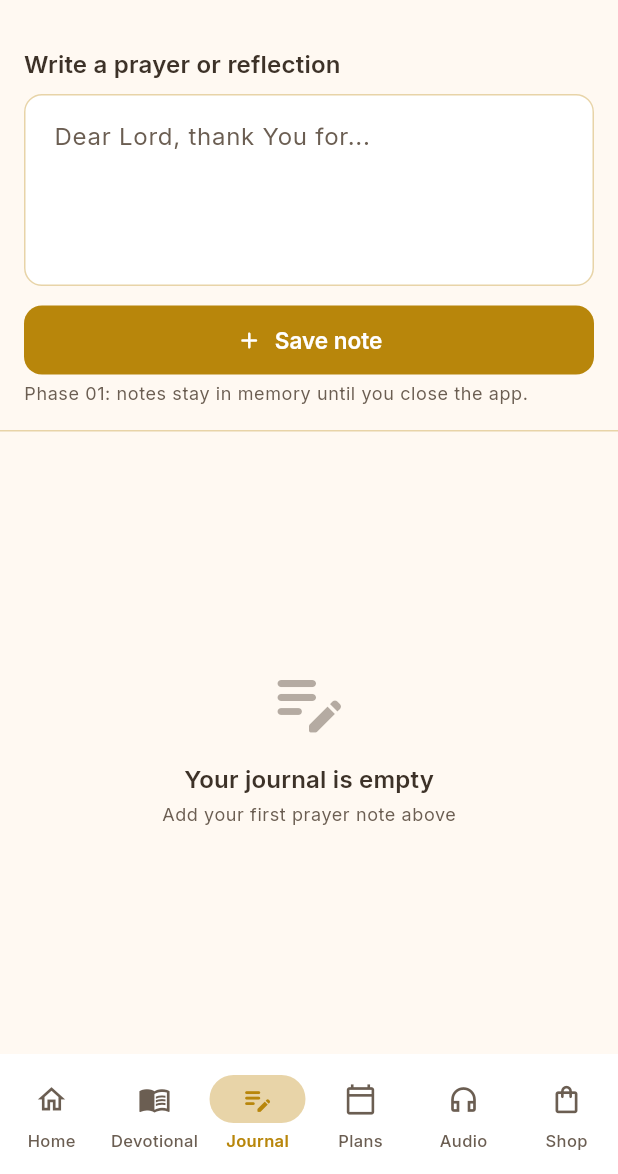
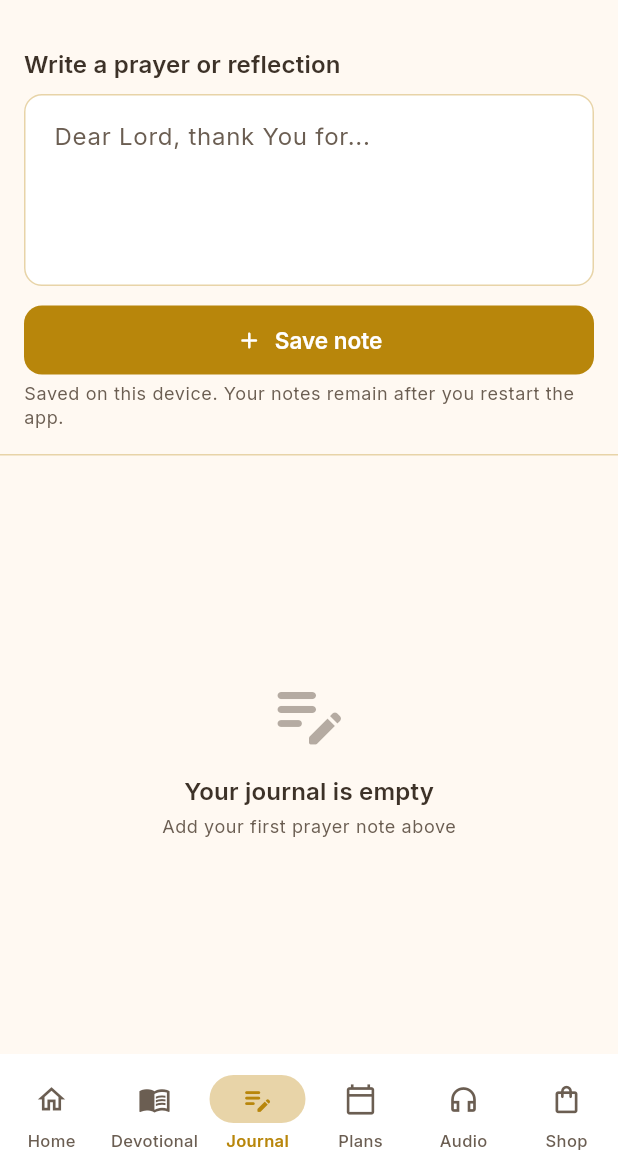
Before and after one commit to versestudio-apps/verselight, a Flutter app: the screen it shows after launch, item 3 of the bottom bar chosen, after a tap on "Save note", on a phone screen of 412 x 824 dp, the part 62-1236 px from its top. Run offline on Flutter 3.47's test engine with Material 3 defaults, Android fonts, the phone set to English and light mode, and no system bars; our stand-ins replace firebase_core, google_fonts, shared_preferences; accounts and stored records are empty.

Commit message:
feat: add local persistence and secure AI placeholder

```diff
--- a/lib/app.dart
+++ b/lib/app.dart
@@ -1,5 +1,6 @@
 import 'package:flutter/material.dart';
 
+import 'services/local_storage_service.dart';
 import 'state/app_state.dart';
 import 'utils/routes.dart';
 import 'utils/theme.dart';
@@ -15,6 +16,23 @@ class VerseLightApp extends StatefulWidget {
 
 class _VerseLightAppState extends State<VerseLightApp> {
   late final AppState _appState = AppState();
+  bool _ready = false;
+
+  @override
+  void initState() {
+    super.initState();
+    _bootstrap();
+  }
+
+  Future<void> _bootstrap() async {
+    try {
+      await LocalStorageService.instance.initialize();
+      await _appState.loadFromStorage();
+    } catch (e, st) {
+      debugPrint('[VerseLightApp] bootstrap failed: $e\n$st');
+    }
+    if (mounted) setState(() => _ready = true);
+  }
 
   @override
   void dispose() {
@@ -24,6 +42,16 @@ class _VerseLightAppState extends State<VerseLightApp> {
 
   @override
   Widget build(BuildContext context) {
+    if (!_ready) {
+      return MaterialApp(
+        debugShowCheckedModeBanner: false,
+        theme: AppTheme.lightTheme,
+        home: const Scaffold(
+          body: Center(child: CircularProgressIndicator()),
+        ),
+      );
+    }
+
     return AppStateScope(
       appState: _appState,
       child: MaterialApp(
--- a/lib/models/prayer_entry.dart
+++ b/lib/models/prayer_entry.dart
@@ -8,4 +8,24 @@ class PrayerEntry {
   final String id;
   final String text;
   final DateTime createdAt;
+
+  Map<String, dynamic> toJson() => {
+        'id': id,
+        'text': text,
+        'createdAt': createdAt.toIso8601String(),
+      };
+
+  static PrayerEntry? fromJson(Map<String, dynamic> json) {
+    try {
+      final id = json['id'] as String?;
+      final text = json['text'] as String?;
+      final createdRaw = json['createdAt'] as String?;
+      if (id == null || text == null || createdRaw == null) return null;
+      final createdAt = DateTime.tryParse(createdRaw);
+      if (createdAt == null) return null;
+      return PrayerEntry(id: id, text: text, createdAt: createdAt);
+    } catch (_) {
+      return null;
+    }
+  }
 }
--- a/lib/screens/devotional_screen.dart
+++ b/lib/screens/devotional_screen.dart
@@ -3,6 +3,7 @@ import 'package:flutter/material.dart';
 import '../data/sample_devotionals.dart';
 import '../utils/routes.dart';
 import '../widgets/affiliate_banner.dart';
+import '../widgets/app_state_scope.dart';
 import '../widgets/premium_gate.dart';
 import '../widgets/screen_app_bar.dart';
 import '../widgets/verse_card.dart';
@@ -12,9 +13,14 @@ class DevotionalScreen extends StatelessWidget {
 
   @override
   Widget build(BuildContext context) {
+    final appState = AppStateScope.of(context);
+
     return Scaffold(
       appBar: const ScreenAppBar(title: 'Devotional', showSettings: false),
-      body: ListView.separated(
+      body: ListenableBuilder(
+        listenable: appState,
+        builder: (context, _) {
+          return ListView.separated(
             padding: const EdgeInsets.all(16),
             itemCount: sampleDevotionals.length + 1,
             separatorBuilder: (_, __) => const SizedBox(height: 12),
@@ -34,6 +40,7 @@ class DevotionalScreen extends StatelessWidget {
                 verseRef: devo.verseRef,
                 bodyPreview: devo.bodyPreview,
                 isPremium: devo.isPremium,
+                isCompleted: appState.isDevotionalCompleted(devo.id),
                 onTap: () => AppRoutes.openDevotionalDetail(context, devo.id),
               );
 
@@ -42,6 +49,8 @@ class DevotionalScreen extends StatelessWidget {
               }
               return card;
             },
+          );
+        },
       ),
     );
   }
--- a/lib/screens/journal_screen.dart
+++ b/lib/screens/journal_screen.dart
@@ -20,12 +20,12 @@ class _JournalScreenState extends State<JournalScreen> {
     super.dispose();
   }
 
-  void _addEntry() {
+  Future<void> _addEntry() async {
     final text = _controller.text.trim();
     if (text.isEmpty) return;
-    AppStateScope.of(context).addJournalEntry(text);
+    await AppStateScope.of(context).addJournalEntry(text);
     _controller.clear();
-    FocusScope.of(context).unfocus();
+    if (mounted) FocusScope.of(context).unfocus();
   }
 
   @override
@@ -65,7 +65,7 @@ class _JournalScreenState extends State<JournalScreen> {
                     ),
                     const SizedBox(height: 4),
                     Text(
-                      'Phase 01: notes stay in memory until you close the app.',
+                      'Saved on this device. Your notes remain after you restart the app.',
                       style: Theme.of(context).textTheme.bodySmall,
                     ),
                   ],
--- a/lib/screens/plans_screen.dart
+++ b/lib/screens/plans_screen.dart
@@ -4,6 +4,7 @@ import '../data/sample_plans.dart';
 import '../models/reading_plan.dart';
 import '../utils/routes.dart';
 import '../utils/theme.dart';
+import '../widgets/app_state_scope.dart';
 import '../widgets/screen_app_bar.dart';
 
 class PlansScreen extends StatelessWidget {
@@ -11,9 +12,14 @@ class PlansScreen extends StatelessWidget {
 
   @override
   Widget build(BuildContext context) {
+    final appState = AppStateScope.of(context);
+
     return Scaffold(
       appBar: const ScreenAppBar(title: 'Reading Plans', showSettings: false),
-      body: ListView.separated(
+      body: ListenableBuilder(
+        listenable: appState,
+        builder: (context, _) {
+          return ListView.separated(
             padding: const EdgeInsets.all(16),
             itemCount: samplePlans.length,
             separatorBuilder: (_, __) => const SizedBox(height: 10),
@@ -21,7 +27,10 @@ class PlansScreen extends StatelessWidget {
               final plan = samplePlans[index];
               return _PlanTile(
                 plan: plan,
+                isStarted: appState.isPlanStarted(plan.id),
                 onTap: () => AppRoutes.openPlanDetail(context, plan.id),
+              );
+            },
           );
         },
       ),
@@ -30,9 +39,14 @@ class PlansScreen extends StatelessWidget {
 }
 
 class _PlanTile extends StatelessWidget {
-  const _PlanTile({required this.plan, required this.onTap});
+  const _PlanTile({
+    required this.plan,
+    required this.isStarted,
+    required this.onTap,
+  });
 
   final ReadingPlan plan;
+  final bool isStarted;
   final VoidCallback onTap;
 
   @override
@@ -44,7 +58,9 @@ class _PlanTile extends StatelessWidget {
         leading: Text(plan.emoji, style: const TextStyle(fontSize: 28)),
         title: Text(plan.title, style: Theme.of(context).textTheme.titleMedium),
         subtitle: Text(
-          '${plan.durationDays} days · ${plan.description}',
+          isStarted
+              ? 'In progress · ${plan.durationDays} days'
+              : '${plan.durationDays} days · ${plan.description}',
           style: Theme.of(context).textTheme.bodySmall,
           maxLines: 2,
           overflow: TextOverflow.ellipsis,
--- a/lib/services/local_storage_service.dart
+++ b/lib/services/local_storage_service.dart
@@ -1,19 +1,170 @@
-/// Placeholder for Hive / SharedPreferences persistence.
+import 'dart:convert';
+
+import 'package:flutter/foundation.dart';
+import 'package:shared_preferences/shared_preferences.dart';
+
+import '../models/prayer_entry.dart';
+
+/// Keys versioned so schema can evolve without corrupting old installs.
+abstract final class _Keys {
+  static const journalEntries = 'journal_entries_v1';
+  static const premiumUnlocked = 'premium_unlocked_v1';
+  static const startedPlanIds = 'started_plan_ids_v1';
+  static const completedDevotionalIds = 'completed_devotional_ids_v1';
+  static const playingAudioId = 'playing_audio_id_v1';
+}
+
+/// Local persistence via [SharedPreferences] (Phase 02).
 class LocalStorageService {
   LocalStorageService._();
   static final LocalStorageService instance = LocalStorageService._();
 
-  final Map<String, String> _memory = {};
+  SharedPreferences? _prefs;
 
   Future<void> initialize() async {
-    // TODO: Hive.initFlutter() + open boxes, or shared_preferences.
+    _prefs = await SharedPreferences.getInstance();
   }
 
-  Future<void> writeString(String key, String value) async {
-    _memory[key] = value;
+  SharedPreferences get _store {
+    final prefs = _prefs;
+    if (prefs == null) {
+      throw StateError('LocalStorageService.initialize() must be called first');
+    }
+    return prefs;
   }
 
-  Future<String?> readString(String key) async => _memory[key];
+  // ── Journal ───────────────────────────────────────────────────────────
 
-  Future<void> clear() async => _memory.clear();
+  Future<List<PrayerEntry>> loadJournalEntries() async {
+    try {
+      final raw = _store.getString(_Keys.journalEntries);
+      if (raw == null || raw.isEmpty) return [];
+
+      final decoded = jsonDecode(raw);
+      if (decoded is! List) return [];
+
+      final entries = <PrayerEntry>[];
+      for (final item in decoded) {
+        if (item is Map<String, dynamic>) {
+          final entry = PrayerEntry.fromJson(item);
+          if (entry != null) entries.add(entry);
+        } else if (item is Map) {
+          final entry = PrayerEntry.fromJson(Map<String, dynamic>.from(item));
+          if (entry != null) entries.add(entry);
+        }
+      }
+      entries.sort((a, b) => b.createdAt.compareTo(a.createdAt));
+      return entries;
+    } catch (e, st) {
+      debugPrint('[LocalStorage] journal load failed: $e\n$st');
+      return [];
+    }
+  }
+
+  Future<void> saveJournalEntries(List<PrayerEntry> entries) async {
+    try {
+      final payload = jsonEncode(entries.map((e) => e.toJson()).toList());
+      await _store.setString(_Keys.journalEntries, payload);
+    } catch (e, st) {
+      debugPrint('[LocalStorage] journal save failed: $e\n$st');
+    }
+  }
+
+  // ── Premium (mock) ──────────────────────────────────────────────────────
+
+  Future<bool> loadPremiumUnlocked() async {
+    try {
+      return _store.getBool(_Keys.premiumUnlocked) ?? false;
+    } catch (e, st) {
+      debugPrint('[LocalStorage] premium load failed: $e\n$st');
+      return false;
+    }
+  }
+
+  Future<void> savePremiumUnlocked(bool value) async {
+    try {
+      await _store.setBool(_Keys.premiumUnlocked, value);
+    } catch (e, st) {
+      debugPrint('[LocalStorage] premium save failed: $e\n$st');
+    }
+  }
+
+  // ── String sets ─────────────────────────────────────────────────────────
+
+  Future<Set<String>> loadStringSet(String key) async {
+    try {
+      final raw = _store.getString(key);
+      if (raw == null || raw.isEmpty) return {};
+
+      final decoded = jsonDecode(raw);
+      if (decoded is! List) return {};
+
+      return decoded
+          .whereType<String>()
+          .where((id) => id.isNotEmpty)
+          .toSet();
+    } catch (e, st) {
+      debugPrint('[LocalStorage] set load failed ($key): $e\n$st');
+      return {};
+    }
+  }
+
+  Future<void> saveStringSet(String key, Set<String> values) async {
+    try {
+      await _store.setString(key, jsonEncode(values.toList()));
+    } catch (e, st) {
+      debugPrint('[LocalStorage] set save failed ($key): $e\n$st');
+    }
+  }
+
+  Future<Set<String>> loadStartedPlanIds() =>
+      loadStringSet(_Keys.startedPlanIds);
+
+  Future<void> saveStartedPlanIds(Set<String> ids) =>
+      saveStringSet(_Keys.startedPlanIds, ids);
+
+  Future<Set<String>> loadCompletedDevotionalIds() =>
+      loadStringSet(_Keys.completedDevotionalIds);
+
+  Future<void> saveCompletedDevotionalIds(Set<String> ids) =>
+      saveStringSet(_Keys.completedDevotionalIds, ids);
+
+  // ── Audio ───────────────────────────────────────────────────────────────
+
+  Future<String?> loadPlayingAudioId() async {
+    try {
+      final id = _store.getString(_Keys.playingAudioId);
+      if (id == null || id.isEmpty) return null;
+      return id;
+    } catch (e, st) {
+      debugPrint('[LocalStorage] audio load failed: $e\n$st');
+      return null;
+    }
+  }
+
+  Future<void> savePlayingAudioId(String? id) async {
+    try {
+      if (id == null || id.isEmpty) {
+        await _store.remove(_Keys.playingAudioId);
+      } else {
+        await _store.setString(_Keys.playingAudioId, id);
+      }
+    } catch (e, st) {
+      debugPrint('[LocalStorage] audio save failed: $e\n$st');
+    }
+  }
+
+  // ── Reset ───────────────────────────────────────────────────────────────
+
+  Future<void> clearAll() async {
+    try {
+      await _store.remove(_Keys.journalEntries);
+      await _store.remove(_Keys.premiumUnlocked);
+      await _store.remove(_Keys.startedPlanIds);
+      await _store.remove(_Keys.completedDevotionalIds);
+      await _store.remove(_Keys.playingAudioId);
+    } catch (e, st) {
+      debugPrint('[LocalStorage] clear failed: $e\n$st');
+    }
+  }
 }
--- a/lib/state/app_state.dart
+++ b/lib/state/app_state.dart
@@ -1,18 +1,59 @@
+import 'dart:async';
+
 import 'package:flutter/foundation.dart';
 
 import '../models/prayer_entry.dart';
 import '../services/iap_service.dart';
+import '../services/local_storage_service.dart';
 
-/// In-memory session state for Phase 01 (no persistence / Firebase yet).
+/// App session state with Phase 02 local persistence.
 class AppState extends ChangeNotifier {
   int tabIndex = 0;
   final List<PrayerEntry> journalEntries = [];
+  final Set<String> startedPlanIds = {};
+  final Set<String> completedDevotionalIds = {};
   String? playingAudioId;
 
-  /// Mock streak for Home UI.
+  /// Mock streak for Home UI (not persisted in Phase 02).
   int streakDays = 7;
 
   bool get isPremium => IapService.instance.isPremium;
+
+  final LocalStorageService _storage = LocalStorageService.instance;
+
+  Future<void> loadFromStorage() async {
+    try {
+      journalEntries
+        ..clear()
+        ..addAll(await _storage.loadJournalEntries());
+
+      startedPlanIds
+        ..clear()
+        ..addAll(await _storage.loadStartedPlanIds());
+
+      completedDevotionalIds
+        ..clear()
+        ..addAll(await _storage.loadCompletedDevotionalIds());
+
+      playingAudioId = await _storage.loadPlayingAudioId();
+
+      final premium = await _storage.loadPremiumUnlocked();
+      IapService.instance.setPremiumForDemo(premium);
+    } catch (e, st) {
+      debugPrint('[AppState] load failed, using defaults: $e\n$st');
+    }
+    notifyListeners();
+  }
+
+  Future<void> resetAllLocalData() async {
+    await _storage.clearAll();
+    journalEntries.clear();
+    startedPlanIds.clear();
+    completedDevotionalIds.clear();
+    playingAudioId = null;
+    IapService.instance.setPremiumForDemo(false);
+    notifyListeners();
+  }
 
   void selectTab(int index) {
     if (index < 0 || index > 5) return;
@@ -21,7 +62,7 @@ class AppState extends ChangeNotifier {
     notifyListeners();
   }
 
-  void addJournalEntry(String text) {
+  Future<void> addJournalEntry(String text) async {
     journalEntries.insert(
       0,
       PrayerEntry(
@@ -31,16 +72,43 @@ class AppState extends ChangeNotifier {
       ),
     );
     notifyListeners();
+    unawaited(_storage.saveJournalEntries(List.from(journalEntries)));
   }
 
-  void removeJournalEntry(String id) {
+  Future<void> removeJournalEntry(String id) async {
     journalEntries.removeWhere((e) => e.id == id);
     notifyListeners();
+    unawaited(_storage.saveJournalEntries(List.from(journalEntries)));
   }
 
-  void setPlayingAudio(String? trackId) {
+  Future<void> setPlayingAudio(String? trackId) async {
     playingAudioId = trackId;
     notifyListeners();
+    unawaited(_storage.savePlayingAudioId(trackId));
+  }
+
+  Future<void> markDevotionalCompleted(String id) async {
+    if (id.isEmpty) return;
+    if (!completedDevotionalIds.add(id)) return;
+    notifyListeners();
+    unawaited(_storage.saveCompletedDevotionalIds(completedDevotionalIds));
+  }
+
+  bool isDevotionalCompleted(String id) => completedDevotionalIds.contains(id);
+
+  Future<void> startPlan(String planId) async {
+    if (planId.isEmpty) return;
+    if (!startedPlanIds.add(planId)) return;
+    notifyListeners();
+    unawaited(_storage.saveStartedPlanIds(startedPlanIds));
+  }
+
+  bool isPlanStarted(String planId) => startedPlanIds.contains(planId);
+
+  Future<void> onPremiumPurchased() async {
+    IapService.instance.setPremiumForDemo(true);
+    notifyListeners();
+    unawaited(_storage.savePremiumUnlocked(true));
   }
 
   void onPremiumUpdated() => notifyListeners();
--- a/lib/utils/constants.dart
+++ b/lib/utils/constants.dart
@@ -1,4 +1,4 @@
-/// App-wide constants. No real API keys — use dart-define or remote config later.
+/// App-wide constants. No third-party LLM or provider secrets in the client.
 class AppConstants {
   AppConstants._();
 
--- a/lib/utils/routes.dart
+++ b/lib/utils/routes.dart
@@ -61,7 +61,7 @@ class AppRoutes {
     );
   }
 
-  static void notifyPremiumChanged(BuildContext context) {
-    AppStateScope.of(context).onPremiumUpdated();
+  static Future<void> notifyPremiumChanged(BuildContext context) async {
+    await AppStateScope.of(context).onPremiumPurchased();
   }
 }
--- a/lib/widgets/verse_card.dart
+++ b/lib/widgets/verse_card.dart
@@ -11,6 +11,7 @@ class VerseCard extends StatelessWidget {
     this.title,
     this.bodyPreview,
     this.isPremium = false,
+    this.isCompleted = false,
     this.onTap,
   });
 
@@ -19,6 +20,7 @@ class VerseCard extends StatelessWidget {
   final String verseRef;
   final String? bodyPreview;
   final bool isPremium;
+  final bool isCompleted;
   final VoidCallback? onTap;
 
   @override
@@ -41,7 +43,13 @@ class VerseCard extends StatelessWidget {
                         style: Theme.of(context).textTheme.titleMedium,
                       ),
                     ),
-                    if (isPremium)
+                    if (isCompleted)
+                      const Icon(
+                        Icons.check_circle_rounded,
+                        size: 18,
+                        color: AppColors.sage,
+                      )
+                    else if (isPremium)
                       const Icon(
                         Icons.lock_rounded,
                         size: 18,
--- a/pubspec.yaml
+++ b/pubspec.yaml
@@ -14,6 +14,7 @@ dependencies:
   url_launcher: ^6.2.5
   google_fonts: ^6.2.1
   firebase_core: ^4.9.0
+  shared_preferences: ^2.5.3
 
 dev_dependencies:
   flutter_test:
```
Also changed, not shown: lib/screens/devotional_detail_screen.dart (+29 -2 lines), lib/screens/paywall_screen.dart (+13 -4 lines), lib/screens/plan_detail_screen.dart (+22 -6 lines), lib/screens/settings_screen.dart (+43 -0 lines), lib/services/ai_service.dart (+16 -12 lines), lib/services/iap_service.dart (+5 -2 lines), pubspec.lock, 3 other files. Lines whose indentation alone changed are shown as unchanged.
